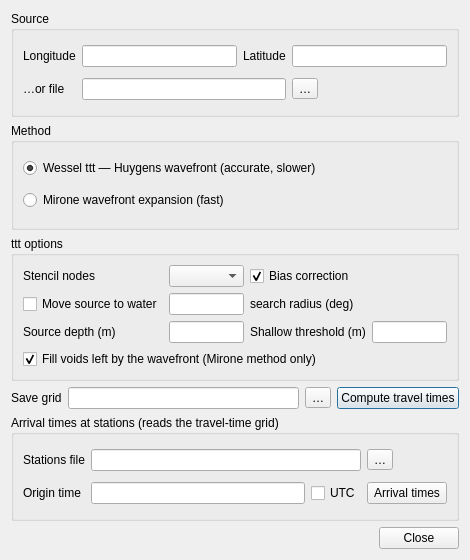
The window that deps/ui/ttt_dialog.ui (GenericMappingTools/InteractiveGMT) describes before a commit, drawn with Qt 5.
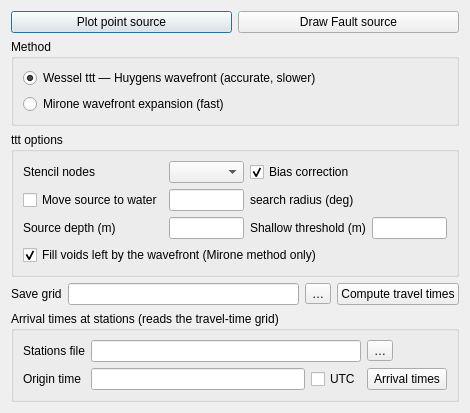
The same window after the commit.

Commit message: feat: tsunami travel times tool, tutorial, named tables

What changed in the file:
```diff
--- a/deps/ui/ttt_dialog.ui
+++ b/deps/ui/ttt_dialog.ui
@@ -7,7 +7,7 @@
     <x>0</x>
     <y>0</y>
     <width>470</width>
-    <height>560</height>
+    <height>100</height>
    </rect>
   </property>
   <property name="windowTitle">
@@ -15,53 +15,28 @@
   </property>
   <layout class="QVBoxLayout" name="verticalLayout_main">
    <item>
-    <widget class="QGroupBox" name="group_source">
-     <property name="title">
-      <string>Source</string>
-     </property>
-     <layout class="QGridLayout" name="gridLayout_source">
-      <item row="0" column="0">
-       <widget class="QLabel" name="lbl_lon">
+    <layout class="QHBoxLayout" name="horizontalLayout_source">
+     <item>
+      <widget class="QPushButton" name="push_pointsrc">
         <property name="text">
-         <string>Longitude</string>
-        </property>
-       </widget>
-      </item>
-      <item row="0" column="1">
-       <widget class="QLineEdit" name="edit_lon"/>
-      </item>
-      <item row="0" column="2">
-       <widget class="QLabel" name="lbl_lat">
-        <property name="text">
-         <string>Latitude</string>
+        <string>Plot point source</string>
+       </property>
+       <property name="toolTip">
+        <string>Click a point on the map: that is the source.</string>
         </property>
        </widget>
       </item>
-      <item row="0" column="3">
-       <widget class="QLineEdit" name="edit_lat"/>
-      </item>
-      <item row="1" column="0">
-       <widget class="QLabel" name="lbl_srcfile">
+     <item>
+      <widget class="QPushButton" name="push_faultsrc">
         <property name="text">
-         <string>…or file</string>
+        <string>Draw Fault source</string>
         </property>
         <property name="toolTip">
-         <string>A table of source points (lon lat, one per line). Overrides the boxes above.</string>
-        </property>
-       </widget>
-      </item>
-      <item row="1" column="1" colspan="2">
-       <widget class="QLineEdit" name="edit_srcfile"/>
-      </item>
-      <item row="1" column="3">
-       <widget class="QToolButton" name="btn_srcfile">
-        <property name="text">
-         <string>…</string>
+        <string>Draw a line on the map (double-click ends it). Each vertex is a point source.</string>
         </property>
        </widget>
       </item>
      </layout>
-    </widget>
    </item>
    <item>
     <widget class="QGroupBox" name="group_method">
@@ -263,30 +238,6 @@
      </layout>
     </widget>
    </item>
-   <item>
-    <layout class="QHBoxLayout" name="horizontalLayout_buttons">
-     <item>
-      <spacer name="spacer_buttons">
-       <property name="orientation">
-        <enum>Qt::Horizontal</enum>
-       </property>
-       <property name="sizeHint" stdset="0">
-        <size>
-         <width>40</width>
-         <height>20</height>
-        </size>
-       </property>
-      </spacer>
-     </item>
-     <item>
-      <widget class="QPushButton" name="push_close">
-       <property name="text">
-        <string>Close</string>
-       </property>
-      </widget>
-     </item>
-    </layout>
-   </item>
   </layout>
  </widget>
  <resources/>
```
Lines whose indentation alone changed are shown as unchanged. The commit also changes 33 other files.
